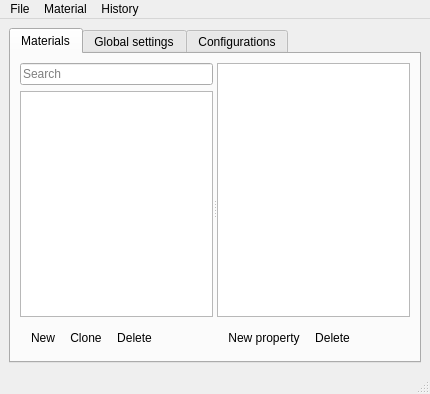
Old version of the form source/shiny/Editor/mainwindow.ui in the repository stuntrally/stuntrally.
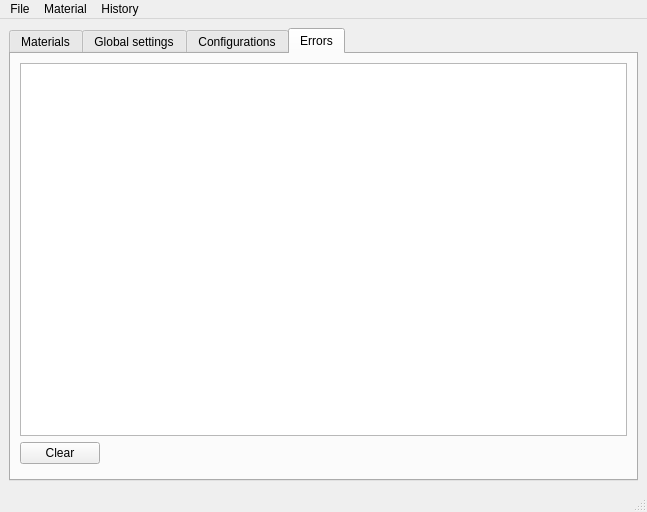
New version of the form. The open tabs and pages were chosen to show the change. Icons and pictures are not drawn. Custom widgets are drawn as their Qt base class.

Commit message: exception handling for bad materials, 'Errors' tab, lots of code cleanup & fixes

The edit to the form file:
```diff
--- a/source/shiny/Editor/mainwindow.ui
+++ b/source/shiny/Editor/mainwindow.ui
@@ -6,8 +6,8 @@
    <rect>
     <x>0</x>
     <y>0</y>
-    <width>430</width>
-    <height>394</height>
+    <width>647</width>
+    <height>512</height>
    </rect>
   </property>
   <property name="windowTitle">
@@ -150,6 +150,43 @@
         </item>
        </layout>
       </widget>
+      <widget class="QWidget" name="tab_3">
+       <attribute name="title">
+        <string>Errors</string>
+       </attribute>
+       <layout class="QVBoxLayout" name="verticalLayout_7">
+        <item>
+         <layout class="QVBoxLayout" name="verticalLayout_5">
+          <item>
+           <widget class="QTextEdit" name="errorLog">
+            <property name="readOnly">
+             <bool>true</bool>
+            </property>
+           </widget>
+          </item>
+          <item>
+           <widget class="QPushButton" name="clearButton">
+            <property name="sizePolicy">
+             <sizepolicy hsizetype="Fixed" vsizetype="Fixed">
+              <horstretch>0</horstretch>
+              <verstretch>0</verstretch>
+             </sizepolicy>
+            </property>
+            <property name="text">
+             <string>Clear</string>
+            </property>
+            <property name="icon">
+             <iconset theme="edit-clear"/>
+            </property>
+           </widget>
+          </item>
+          <item>
+           <widget class="QDialogButtonBox" name="buttonBox"/>
+          </item>
+         </layout>
+        </item>
+       </layout>
+      </widget>
      </widget>
     </item>
    </layout>
@@ -159,7 +196,7 @@
     <rect>
      <x>0</x>
      <y>0</y>
-     <width>430</width>
+     <width>647</width>
      <height>25</height>
     </rect>
    </property>
@@ -341,6 +378,14 @@
    </property>
   </action>
  </widget>
+ <customwidgets>
+  <customwidget>
+   <class>sh::ColoredTabWidget</class>
+   <extends>QTabWidget</extends>
+   <header>ColoredTabWidget.hpp</header>
+   <container>1</container>
+  </customwidget>
+ </customwidgets>
  <resources/>
  <connections/>
 </ui>
```
Left out of the diff: 10 changed lines with no effect on the pictures. The commit also changes 19 other files.
